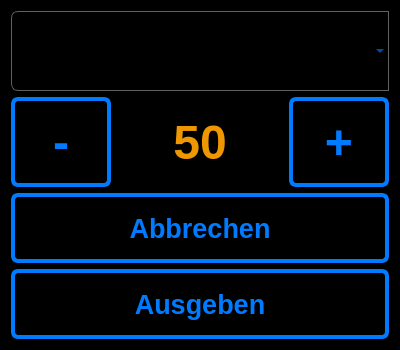
Qt form ui_elements/bonusingredient.ui (AndreWohnsland/CocktailBerry) before a commit.
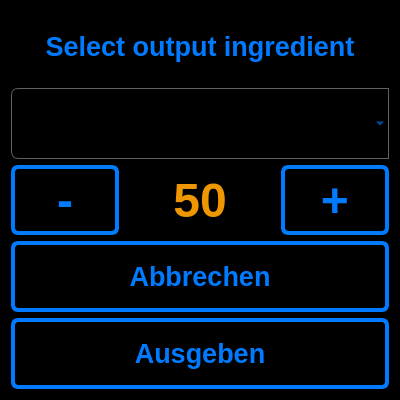
The same form after that commit.

Commit message: Switched to dynamic full screen

The edit to the form file:
```diff
--- a/ui_elements/bonusingredient.ui
+++ b/ui_elements/bonusingredient.ui
@@ -7,19 +7,19 @@
     <x>0</x>
     <y>0</y>
     <width>400</width>
-    <height>350</height>
+    <height>400</height>
    </rect>
   </property>
   <property name="minimumSize">
    <size>
     <width>400</width>
-    <height>350</height>
+    <height>400</height>
    </size>
   </property>
   <property name="maximumSize">
    <size>
-    <width>400</width>
-    <height>350</height>
+    <width>2000</width>
+    <height>1200</height>
    </size>
   </property>
   <property name="windowTitle">
@@ -74,6 +74,29 @@
    <bool>true</bool>
   </property>
   <layout class="QVBoxLayout" name="verticalLayout">
+   <item>
+    <widget class="QLabel" name="LHeader">
+     <property name="maximumSize">
+      <size>
+       <width>16777215</width>
+       <height>80</height>
+      </size>
+     </property>
+     <property name="font">
+      <font>
+       <pointsize>20</pointsize>
+       <weight>75</weight>
+       <bold>true</bold>
+      </font>
+     </property>
+     <property name="text">
+      <string>Select output ingredient</string>
+     </property>
+     <property name="alignment">
+      <set>Qt::AlignCenter</set>
+     </property>
+    </widget>
+   </item>
    <item>
     <widget class="QComboBox" name="CBingredient">
      <property name="minimumSize">
@@ -84,8 +107,8 @@
      </property>
      <property name="maximumSize">
       <size>
-       <width>500</width>
-       <height>80</height>
+       <width>20000</width>
+       <height>120</height>
       </size>
      </property>
      <property name="font">
@@ -113,8 +136,8 @@
        </property>
        <property name="maximumSize">
         <size>
-         <width>100</width>
-         <height>100</height>
+         <width>1000</width>
+         <height>1000</height>
         </size>
        </property>
        <property name="font">
@@ -133,14 +156,14 @@
       <widget class="QLabel" name="LAmount">
        <property name="minimumSize">
         <size>
-         <width>65</width>
+         <width>150</width>
          <height>0</height>
         </size>
        </property>
        <property name="maximumSize">
         <size>
          <width>175</width>
-         <height>100</height>
+         <height>1000</height>
         </size>
        </property>
        <property name="font">
@@ -171,8 +194,8 @@
        </property>
        <property name="maximumSize">
         <size>
-         <width>100</width>
-         <height>100</height>
+         <width>1000</width>
+         <height>1000</height>
         </size>
        </property>
        <property name="font">
@@ -197,6 +220,12 @@
        <height>70</height>
       </size>
      </property>
+     <property name="maximumSize">
+      <size>
+       <width>16777215</width>
+       <height>200</height>
+      </size>
+     </property>
      <property name="font">
       <font>
        <pointsize>20</pointsize>
@@ -217,6 +246,12 @@
        <height>70</height>
       </size>
      </property>
+     <property name="maximumSize">
+      <size>
+       <width>16777215</width>
+       <height>200</height>
+      </size>
+     </property>
      <property name="font">
       <font>
        <pointsize>20</pointsize>
```
The commit also changes 1 other file.
